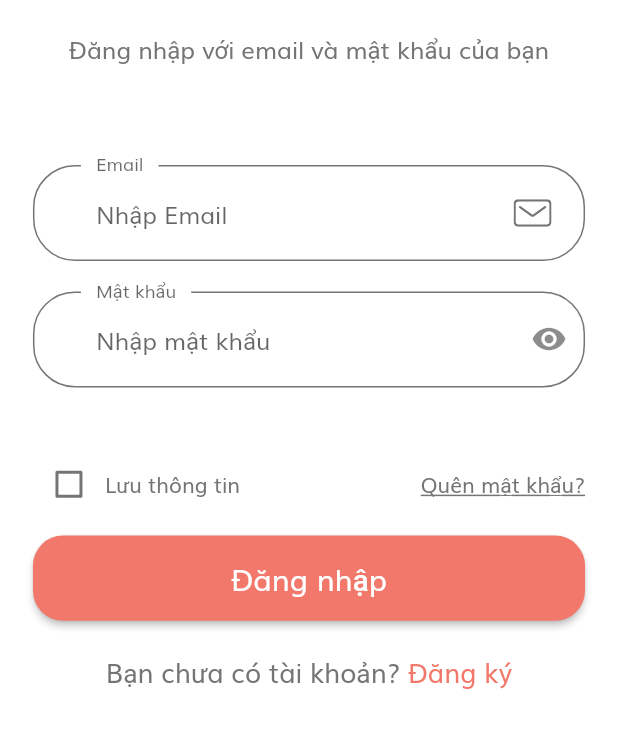
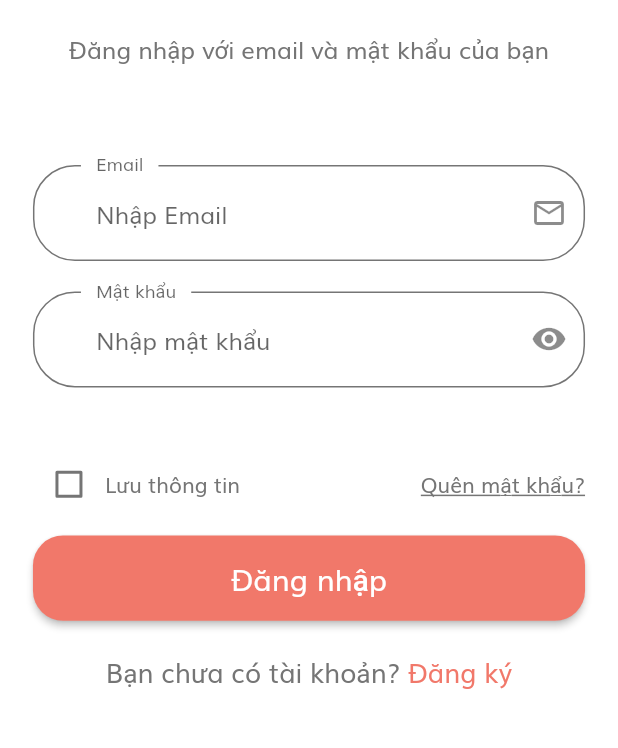
Before and after one commit to giahuy08/flutter_TravelApp, a Flutter app: the screen it shows after launch, on a phone screen of 412 x 824 dp, the part 239-987 px from its top. Run offline on Flutter 3.47's test engine with Material 2 defaults, Android fonts, the phone set to English and light mode, and no system bars; our stand-ins replace curved_navigation_bar, flutter_rating_bar, flutter_spinkit, flutter_svg, font_awesome_flutter, geolocator and 9 more; accounts and stored records are empty.

```diff
--- a/lib/routes.dart
+++ b/lib/routes.dart
@@ -13,7 +13,6 @@ import 'package:flutter_travelapp/screens/list_enterprise/listenterprise_screen.
 import 'package:flutter_travelapp/screens/list_vehicle/cars_overview.dart';
 import 'package:flutter_travelapp/screens/listtours/listtours_screen.dart';
 import 'package:flutter_travelapp/screens/login_success/login_success_screen.dart';
-import 'package:flutter_travelapp/screens/navigation_bar/bottom_app_bar.dart';
 import 'package:flutter_travelapp/screens/navigation_bar/bottom_nav_bar.dart';
 import 'package:flutter_travelapp/screens/navigation_bar/main_screen.dart';
 import 'package:flutter_travelapp/screens/notification/notification_list.dart';
--- a/lib/screens/sign_in/components/sign_form.dart
+++ b/lib/screens/sign_in/components/sign_form.dart
@@ -217,12 +217,9 @@ class _SignFormState extends State<SignForm> {
           return null;
         },
         decoration: const InputDecoration(
-          labelText: "Email",
-          hintText: "Nhập Email",
-          floatingLabelBehavior: FloatingLabelBehavior.always,
-          suffixIcon: CustomSurffix(
-            svgIcon: "assets/icons/Mail.svg",
-          ),
-        ));
+            labelText: "Email",
+            hintText: "Nhập Email",
+            floatingLabelBehavior: FloatingLabelBehavior.always,
+            suffixIcon: Icon(Icons.mail_outline_outlined)));
   }
 }
```
